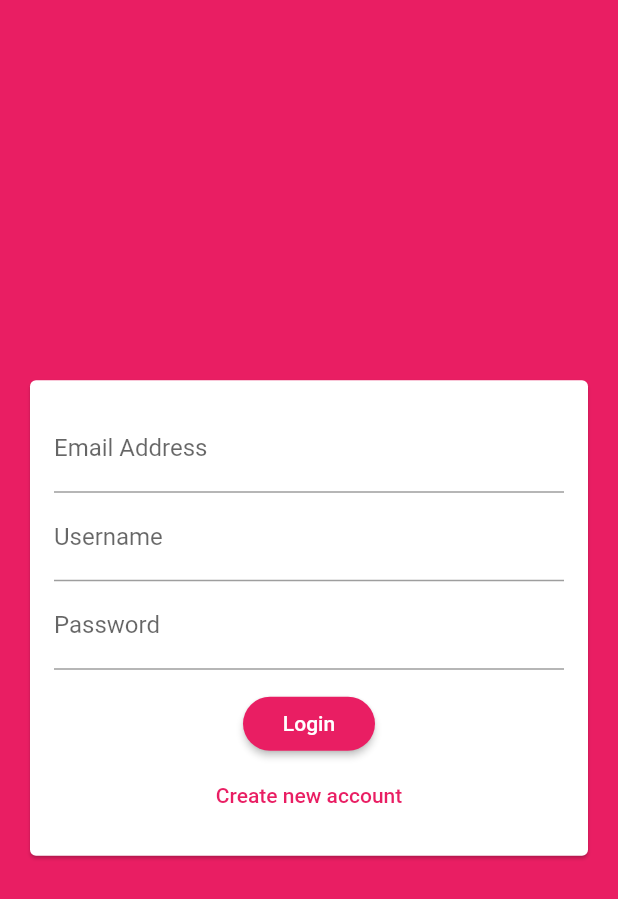
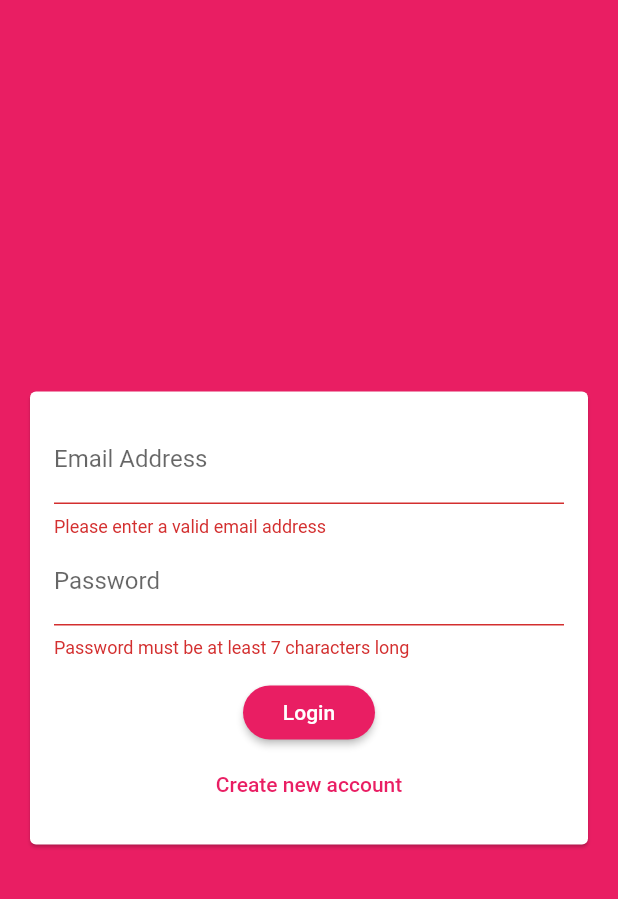
Before and after one commit to jeremiahAI/chat_app, a Flutter app: the screen it shows after launch, after a tap on "Login", on a phone screen of 412 x 824 dp. Shown: the top 899 px of the screen. Run offline on Flutter 3.47's test engine with Material 2 defaults, Android fonts, the phone set to English and light mode, and no system bars; our stand-ins replace cloud_firestore; accounts and stored records are empty.

Commit message:
Add auth form validation

```diff
--- a/lib/widgets/auth/auth_form.dart
+++ b/lib/widgets/auth/auth_form.dart
@@ -6,6 +6,22 @@ class AuthForm extends StatefulWidget {
 }
 
 class _AuthFormState extends State<AuthForm> {
+  final _formKey = GlobalKey<FormState>();
+  var _isLogin = true;
+  String email = '';
+  String username = '';
+  String password = '';
+
+  _trySubmit() {
+    final isValid = _formKey.currentState.validate();
+
+    FocusScope.of(context).unfocus();
+
+    if (!isValid) return;
+
+    _formKey.currentState.save();
+  }
+
   @override
   Widget build(BuildContext context) {
     return Center(
@@ -15,37 +31,64 @@ class _AuthFormState extends State<AuthForm> {
           child: Padding(
             padding: EdgeInsets.all(16),
             child: Form(
+              key: _formKey,
               child: Column(
                 mainAxisSize: MainAxisSize.min,
                 children: [
                   TextFormField(
+                    key: ValueKey('email'),
                     keyboardType: TextInputType.emailAddress,
                     decoration: InputDecoration(
                       labelText: "Email Address",
                     ),
+                    validator: (value) {
+                      return value.isEmpty || !value.contains("@")
+                          ? "Please enter a valid email address"
+                          : null;
+                    },
+                    onSaved: (value) => email = value,
                   ),
+                  if (!_isLogin)
+                    TextFormField(
+                      key: ValueKey('username'),
+                      validator: (value) {
+                        return value.isEmpty
+                            ? "Please enter a valid username"
+                            : null;
+                      },
+                      decoration: InputDecoration(
+                        labelText: "Username",
+                      ),
+                      onSaved: (value) => username = value,
+                    ),
                   TextFormField(
-                    decoration: InputDecoration(
-                      labelText: "Username",
-                    ),
-                  ),
-                  TextFormField(
+                    key: ValueKey('password'),
+                    validator: (value) {
+                      return value.isEmpty || value.length < 7
+                          ? "Password must be at least 7 characters long"
+                          : null;
+                    },
                     obscureText: true,
                     decoration: InputDecoration(
                       labelText: "Password",
                     ),
+                    onSaved: (value) => password = value,
                   ),
                   SizedBox(
                     height: 12,
                   ),
                   RaisedButton(
-                    onPressed: () {},
-                    child: Text('Login'),
+                    onPressed: _trySubmit,
+                    child: Text(_isLogin ? 'Login' : 'Sign Up'),
                   ),
                   FlatButton(
                       textColor: Theme.of(context).primaryColor,
-                      onPressed: () {},
-                      child: Text("Create new account"))
+                      onPressed: () => setState(() {
+                            _isLogin = !_isLogin;
+                          }),
+                      child: Text(_isLogin
+                          ? "Create new account"
+                          : "I already have an account"))
                 ],
               ),
             ),
```
